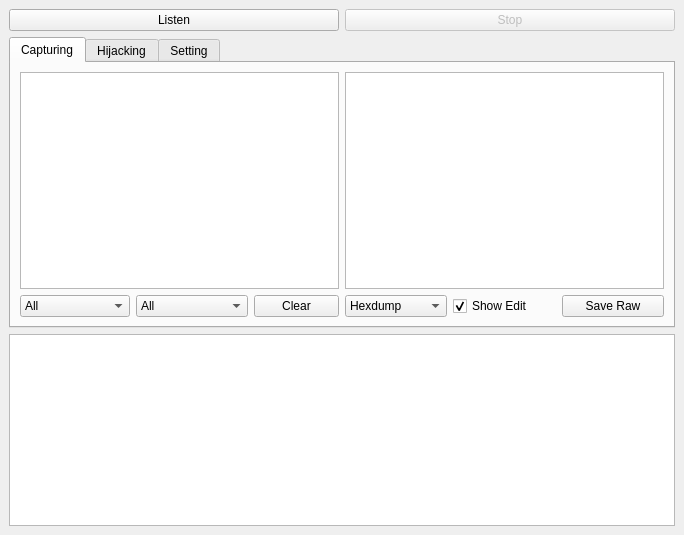
This is socks4gui/form/main.ui in trichimtrich/socks4gui as Qt 5 draws it before an edit. The edited form follows.
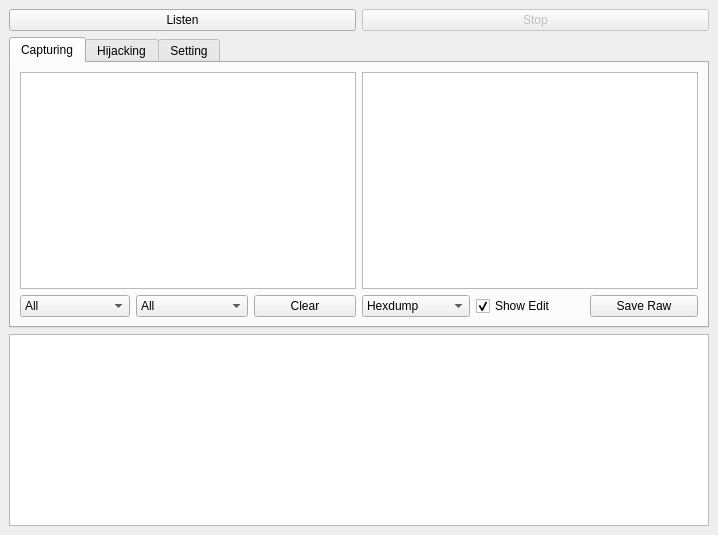
This is the edited form. Icons and pictures are not drawn.

What changed in the file:
```diff
--- a/socks4gui/form/main.ui
+++ b/socks4gui/form/main.ui
@@ -6,7 +6,7 @@
    <rect>
     <x>0</x>
     <y>0</y>
-    <width>684</width>
+    <width>718</width>
     <height>535</height>
    </rect>
   </property>
@@ -124,7 +124,7 @@
            <widget class="QTextEdit" name="txtData">
             <property name="font">
              <font>
-              <family>Consolas</family>
+              <family>Courier New</family>
               <pointsize>10</pointsize>
              </font>
             </property>
@@ -138,7 +138,7 @@
              <string>&lt;!DOCTYPE HTML PUBLIC &quot;-//W3C//DTD HTML 4.0//EN&quot; &quot;http://www.w3.org/TR/REC-html40/strict.dtd&quot;&gt;
 &lt;html&gt;&lt;head&gt;&lt;meta name=&quot;qrichtext&quot; content=&quot;1&quot; /&gt;&lt;style type=&quot;text/css&quot;&gt;
 p, li { white-space: pre-wrap; }
-&lt;/style&gt;&lt;/head&gt;&lt;body style=&quot; font-family:'Consolas'; font-size:10pt; font-weight:400; font-style:normal;&quot;&gt;
+&lt;/style&gt;&lt;/head&gt;&lt;body style=&quot; font-family:'Courier New'; font-size:10pt; font-weight:400; font-style:normal;&quot;&gt;
 &lt;p style=&quot;-qt-paragraph-type:empty; margin-top:0px; margin-bottom:0px; margin-left:0px; margin-right:0px; -qt-block-indent:0; text-indent:0px; font-family:'MS Shell Dlg 2'; font-size:7.8pt;&quot;&gt;&lt;br /&gt;&lt;/p&gt;&lt;/body&gt;&lt;/html&gt;</string>
             </property>
             <property name="acceptRichText">
```
